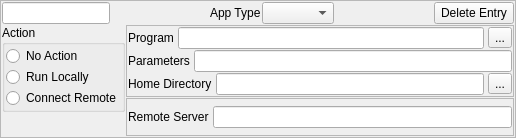
Old version of the form mqt/MqtBase/ConfigElementFrame.ui in the repository zsteva/backup-minos2.
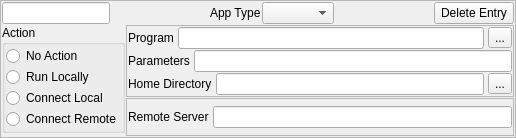
New version of the form.

Commit message: Add connevt local run type

Diff of the .ui file:
```diff
--- a/mqt/MqtBase/ConfigElementFrame.ui
+++ b/mqt/MqtBase/ConfigElementFrame.ui
@@ -147,6 +147,16 @@
             </attribute>
            </widget>
           </item>
+          <item>
+           <widget class="QRadioButton" name="rbConnectLocal">
+            <property name="text">
+             <string>Connect Local</string>
+            </property>
+            <attribute name="buttonGroup">
+             <string notr="true">actionButtonGroup</string>
+            </attribute>
+           </widget>
+          </item>
           <item>
            <widget class="QRadioButton" name="rbConnectRemote">
             <property name="text">
```
Left out of the diff: 15 changed lines with no effect on the pictures. The commit also changes 6 other files.
